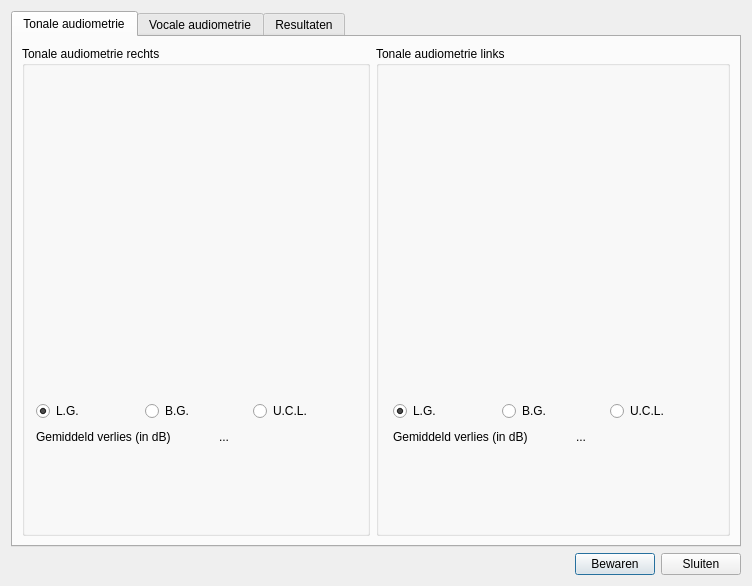
Before: the Qt Designer form AudioAdmin/ui/meetgegevens.ui in Roelio81/audioadmin, drawn with Qt 5.
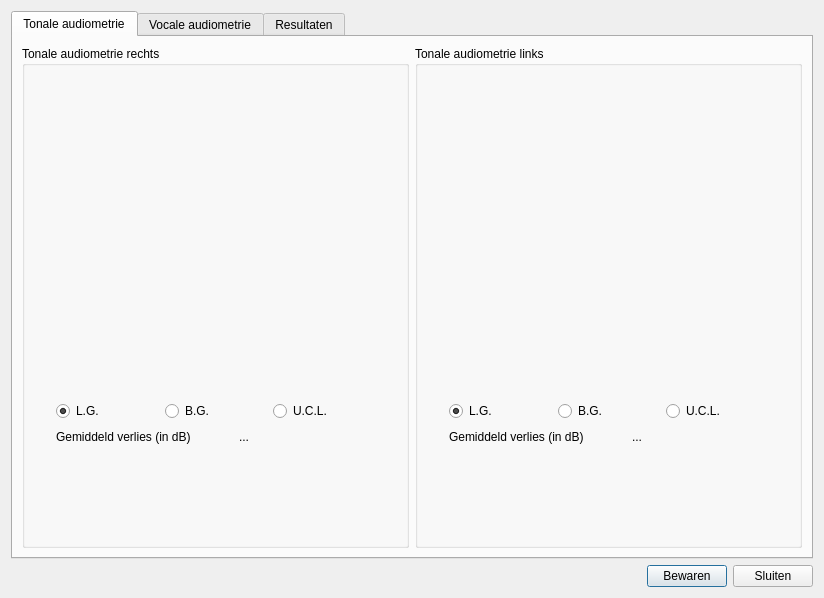
After: the same form once the commit is applied. Icons and pictures are not drawn. Custom widgets are drawn as their Qt base class.

What changed in the file:
```diff
--- a/AudioAdmin/ui/meetgegevens.ui
+++ b/AudioAdmin/ui/meetgegevens.ui
@@ -4,12 +4,12 @@
   <property name="windowModality" >
    <enum>Qt::WindowModal</enum>
   </property>
-  <property name="geometry" >
+  <property name="geometry">
    <rect>
     <x>0</x>
     <y>0</y>
-    <width>752</width>
-    <height>569</height>
+    <width>824</width>
+    <height>598</height>
    </rect>
   </property>
   <property name="windowTitle" >
```
Left out of the diff: 651 changed lines with no effect on the pictures.
